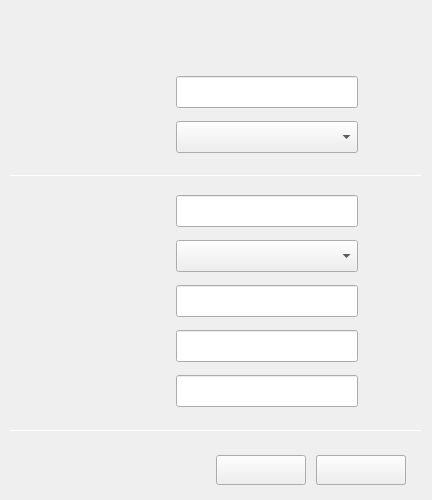
This is src/confform.ui in ukui/kylin-nm as Qt 5 draws it before an edit. The edited form follows.
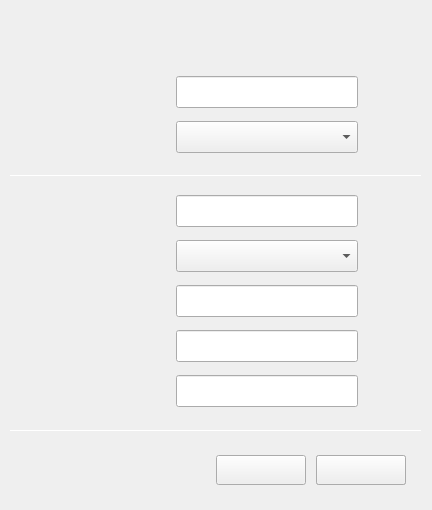
This is the edited form.

Commit message: update the size of network configure window

```diff
--- a/src/confform.ui
+++ b/src/confform.ui
@@ -7,7 +7,7 @@
     <x>0</x>
     <y>0</y>
     <width>432</width>
-    <height>500</height>
+    <height>510</height>
    </rect>
   </property>
   <property name="windowTitle">
@@ -19,7 +19,7 @@
      <x>0</x>
      <y>0</y>
      <width>432</width>
-     <height>500</height>
+     <height>510</height>
     </rect>
    </property>
    <widget class="QWidget" name="wgManual" native="true">
@@ -279,7 +279,7 @@
       <x>1</x>
       <y>440</y>
       <width>430</width>
-      <height>60</height>
+      <height>70</height>
      </rect>
     </property>
     <widget class="QPushButton" name="btnOk">
```
The commit also changes 3 other files.
